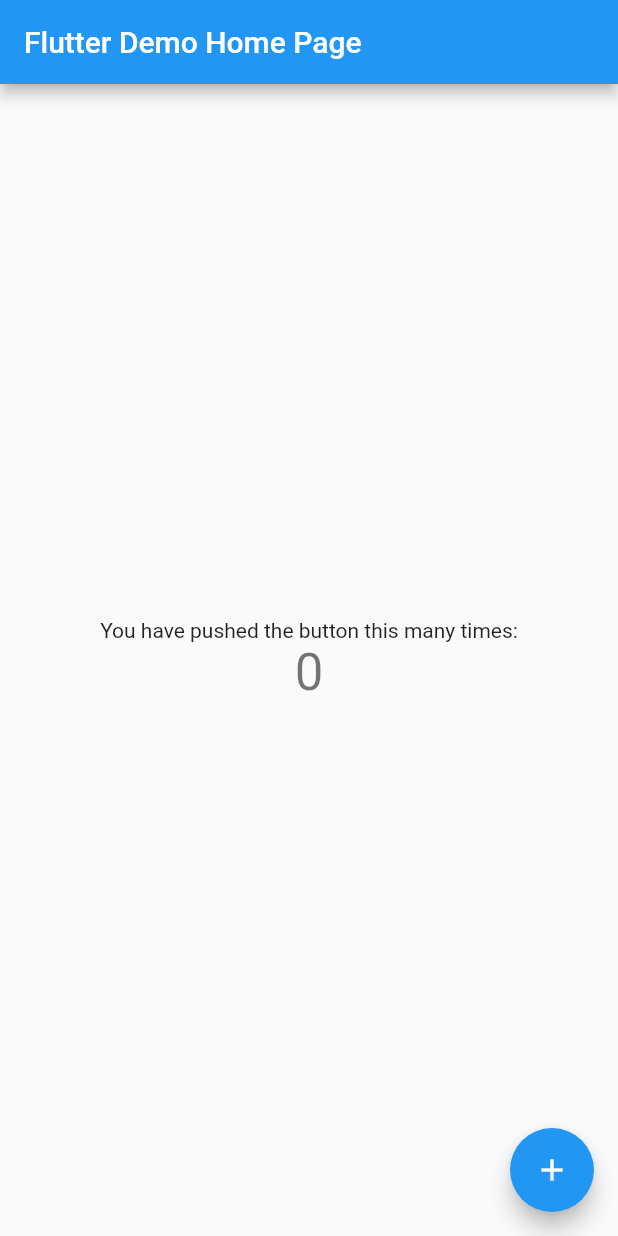
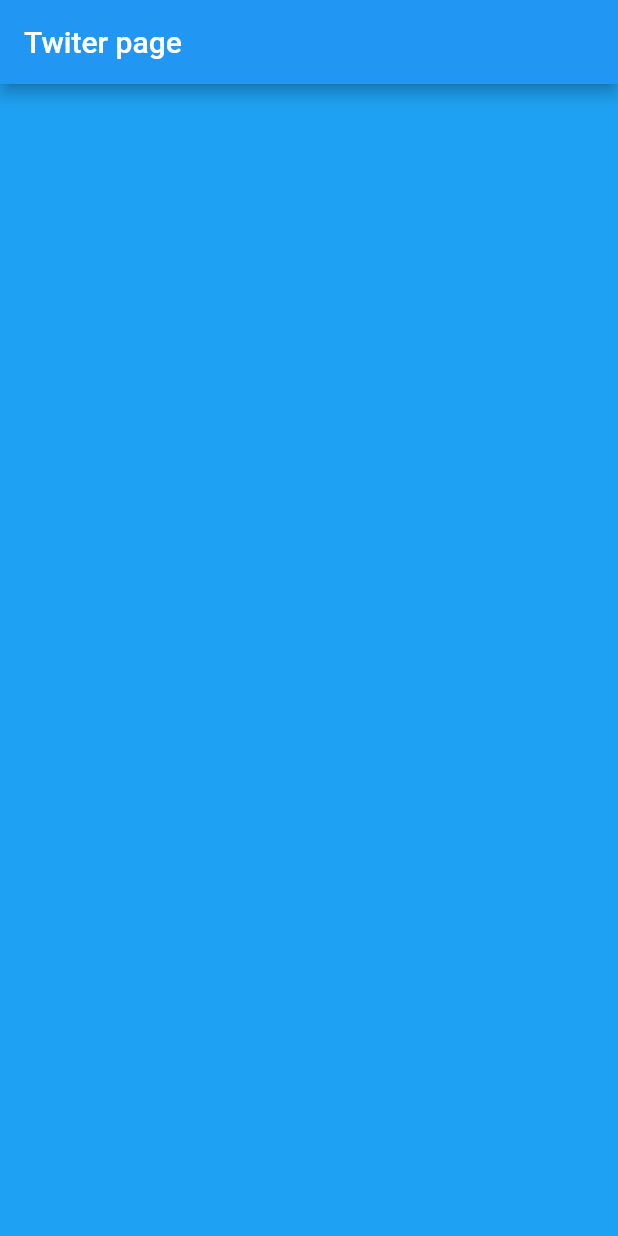
Before and after one commit to AlhusseinSabbouh/twiter-app, a Flutter app: the screen it shows after launch, on a phone screen of 412 x 824 dp. Run offline on Flutter 3.47's test engine with Material 2 defaults, Android fonts, the phone set to English and light mode, and no system bars.

Commit message:
change the main project

```diff
--- a/lib/main.dart
+++ b/lib/main.dart
@@ -1,4 +1,5 @@
 import 'package:flutter/material.dart';
+import 'package:twiter/pages/firstPage.dart';
 
 void main() {
   runApp(const MyApp());
@@ -7,109 +8,11 @@
 class MyApp extends StatelessWidget {
   const MyApp({Key? key}) : super(key: key);
 
-  // This widget is the root of your application.
   @override
   Widget build(BuildContext context) {
     return MaterialApp(
-      title: 'Flutter Demo',
-      theme: ThemeData(
-        // This is the theme of your application.
-        //
-        // Try running your application with "flutter run". You'll see the
-        // application has a blue toolbar. Then, without quitting the app, try
-        // changing the primarySwatch below to Colors.green and then invoke
-        // "hot reload" (press "r" in the console where you ran "flutter run",
-        // or simply save your changes to "hot reload" in a Flutter IDE).
-        // Notice that the counter didn't reset back to zero; the application
-        // is not restarted.
-        primarySwatch: Colors.blue,
-      ),
-      home: const MyHomePage(title: 'Flutter Demo Home Page'),
+      debugShowCheckedModeBanner: false,
+      home: FirstPage(),
     );
   }
 }
-
-class MyHomePage extends StatefulWidget {
-  const MyHomePage({Key? key, required this.title}) : super(key: key);
-
-  // This widget is the home page of your application. It is stateful, meaning
-  // that it has a State object (defined below) that contains fields that affect
-  // how it looks.
-
-  // This class is the configuration for the state. It holds the values (in this
-  // case the title) provided by the parent (in this case the App widget) and
-  // used by the build method of the State. Fields in a Widget subclass are
-  // always marked "final".
-
-  final String title;
-
-  @override
-  State<MyHomePage> createState() => _MyHomePageState();
-}
-
-class _MyHomePageState extends State<MyHomePage> {
-  int _counter = 0;
-
-  void _incrementCounter() {
-    setState(() {
-      // This call to setState tells the Flutter framework that something has
-      // changed in this State, which causes it to rerun the build method below
-      // so that the display can reflect the updated values. If we changed
-      // _counter without calling setState(), then the build method would not be
-      // called again, and so nothing would appear to happen.
-      _counter++;
-    });
-  }
-
-  @override
-  Widget build(BuildContext context) {
-    // This method is rerun every time setState is called, for instance as done
-    // by the _incrementCounter method above.
-    //
-    // The Flutter framework has been optimized to make rerunning build methods
-    // fast, so that you can just rebuild anything that needs updating rather
-    // than having to individually change instances of widgets.
-    return Scaffold(
-      appBar: AppBar(
-        // Here we take the value from the MyHomePage object that was created by
-        // the App.build method, and use it to set our appbar title.
-        title: Text(widget.title),
-      ),
-      body: Center(
-        // Center is a layout widget. It takes a single child and positions it
-        // in the middle of the parent.
-        child: Column(
-          // Column is also a layout widget. It takes a list of children and
-          // arranges them vertically. By default, it sizes itself to fit its
-          // children horizontally, and tries to be as tall as its parent.
-          //
-          // Invoke "debug painting" (press "p" in the console, choose the
-          // "Toggle Debug Paint" action from the Flutter Inspector in Android
-          // Studio, or the "Toggle Debug Paint" command in Visual Studio Code)
-          // to see the wireframe for each widget.
-          //
-          // Column has various properties to control how it sizes itself and
-          // how it positions its children. Here we use mainAxisAlignment to
-          // center the children vertically; the main axis here is the vertical
-          // axis because Columns are vertical (the cross axis would be
-          // horizontal).
-          mainAxisAlignment: MainAxisAlignment.center,
-          children: <Widget>[
-            const Text(
-              'You have pushed the button this many times:',
-            ),
-            Text(
-              '$_counter',
-              style: Theme.of(context).textTheme.headline4,
-            ),
-          ],
-        ),
-      ),
-      floatingActionButton: FloatingActionButton(
-        onPressed: _incrementCounter,
-        tooltip: 'Increment',
-        child: const Icon(Icons.add),
-      ), // This trailing comma makes auto-formatting nicer for build methods.
-    );
-  }
-}
--- /dev/null
+++ b/lib/pages/firstPage.dart
@@ -0,0 +1,16 @@
+import 'package:flutter/material.dart';
+import 'package:twiter/utiles/constant.dart';
+
+class FirstPage extends StatelessWidget {
+  const FirstPage({Key? key}) : super(key: key);
+
+  @override
+  Widget build(BuildContext context) {
+    return Scaffold(
+      appBar: AppBar(
+        title: Text("Twiter page"),
+      ),
+      backgroundColor: mainDarkBlueColor,
+    );
+  }
+}
--- /dev/null
+++ b/lib/utiles/constant.dart
@@ -0,0 +1,3 @@
+import 'package:flutter/material.dart';
+
+final mainDarkBlueColor = Color(0xff1ea1f3);
```
Also changed, not shown: 1 other file.
